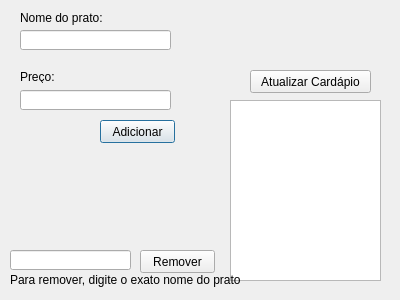
Above: Projeto/mudarcardapio.ui from YouKhatib/EstruturaProjeto before the change. Below: the same form after it.
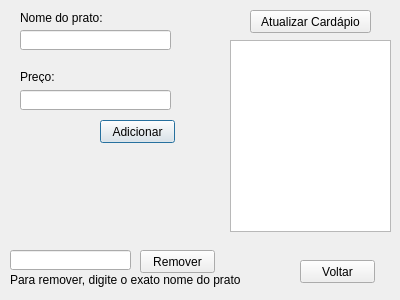
That is the form after the change.

The edit to the form file:
```diff
--- a/Projeto/mudarcardapio.ui
+++ b/Projeto/mudarcardapio.ui
@@ -13,16 +13,6 @@
   <property name="windowTitle">
    <string>Dialog</string>
   </property>
-  <widget class="QListView" name="listView">
-   <property name="geometry">
-    <rect>
-     <x>230</x>
-     <y>100</y>
-     <width>151</width>
-     <height>181</height>
-    </rect>
-   </property>
-  </widget>
   <widget class="QPushButton" name="pushButton">
    <property name="geometry">
     <rect>
@@ -53,7 +43,7 @@
    <property name="geometry">
     <rect>
      <x>250</x>
-     <y>70</y>
+     <y>10</y>
      <width>121</width>
      <height>23</height>
     </rect>
@@ -131,6 +121,42 @@
     <string>Preço:</string>
    </property>
   </widget>
+  <widget class="QTextBrowser" name="textBrowser">
+   <property name="geometry">
+    <rect>
+     <x>230</x>
+     <y>40</y>
+     <width>161</width>
+     <height>192</height>
+    </rect>
+   </property>
+  </widget>
+  <widget class="QLabel" name="label_4">
+   <property name="geometry">
+    <rect>
+     <x>20</x>
+     <y>230</y>
+     <width>141</width>
+     <height>16</height>
+    </rect>
+   </property>
+   <property name="text">
+    <string/>
+   </property>
+  </widget>
+  <widget class="QPushButton" name="pushButton_4">
+   <property name="geometry">
+    <rect>
+     <x>300</x>
+     <y>260</y>
+     <width>75</width>
+     <height>23</height>
+    </rect>
+   </property>
+   <property name="text">
+    <string>Voltar</string>
+   </property>
+  </widget>
  </widget>
  <resources/>
  <connections/>
```
